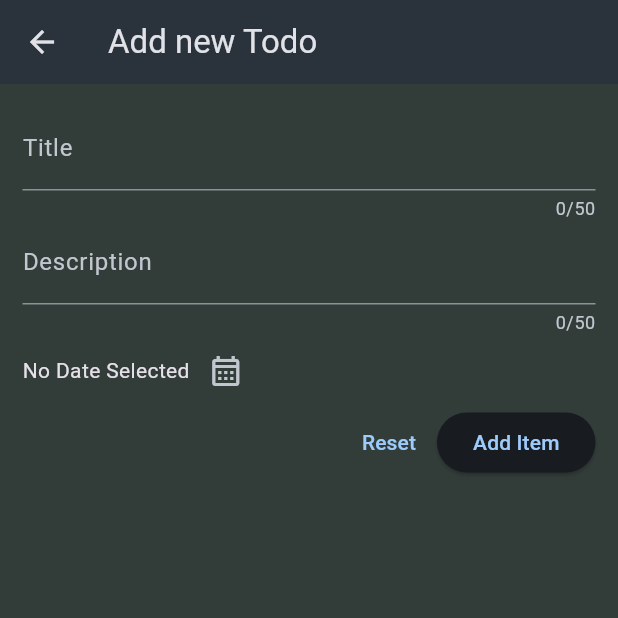
After one commit to AtharvaParadkar/Todo-App, a Flutter app: the screen it shows after launch, after a tap on the "add" icon, on a phone screen of 412 x 824 dp, the top half of it. The commit adds this screen. Run offline on Flutter 3.47's test engine with Material 3 defaults, Android fonts, the phone set to English and light mode, and no system bars.

Commit message:
Add New Todo

```diff
--- /dev/null
+++ b/lib/widgets/new_todo.dart
@@ -0,0 +1,92 @@
+import 'package:flutter/material.dart';
+import 'package:todo_app/modal/todomodal.dart';
+
+class NewTodo extends StatefulWidget {
+  const NewTodo({super.key});
+
+  @override
+  State<NewTodo> createState() => _NewTodoState();
+}
+
+class _NewTodoState extends State<NewTodo> {
+  @override
+  Widget build(BuildContext context) {
+    final formKey = GlobalKey<FormState>();
+
+    DateTime? selectedDate;
+
+    void presentDatePicker() async {
+      final now = DateTime.now(),
+          lastDate = DateTime(now.year + 5, now.month, now.day);
+
+      final pickedDate = await showDatePicker(
+        context: context,
+        firstDate: now,
+        lastDate: lastDate,
+        initialDate: now,
+      );
+
+      setState(() {
+        selectedDate = pickedDate;
+      });
+    }
+
+    return Scaffold(
+      appBar: AppBar(
+        title: const Text('Add new Todo'),
+      ),
+      body: Padding(
+        padding: const EdgeInsets.all(15),
+        child: Form(
+          key: formKey,
+          child: Column(
+            children: [
+              TextFormField(
+                maxLength: 50,
+                decoration: const InputDecoration(
+                  label: Text('Title'),
+                ),
+                onSaved: (value) {},
+              ),
+              TextFormField(
+                maxLength: 50,
+                decoration: const InputDecoration(
+                  label: Text('Description'),
+                ),
+                onSaved: (value) {},
+              ),
+              Row(
+                children: [
+                  Text(
+                    selectedDate == null
+                        ? 'No Date Selected'
+                        : formatter.format(selectedDate!),
+                  ),
+                  IconButton(
+                    onPressed: presentDatePicker,
+                    icon: const Icon(Icons.calendar_month_outlined),
+                  ),
+                ],
+              ),
+              Row(
+                mainAxisAlignment: MainAxisAlignment.end,
+                children: [
+                  TextButton(
+                    onPressed: () {
+                      formKey.currentState!.reset();
+                    },
+                    child: const Text('Reset'),
+                  ),
+                  ElevatedButton(
+                    onPressed: (){},
+                    child: const Text('Add Item'),
+                  ),
+                ],
+              ),
+            ],
+          ),
+        ),
+      ),
+    );
+  }
+}
--- a/lib/widgets/todolist.dart
+++ b/lib/widgets/todolist.dart
@@ -1,5 +1,6 @@
 import 'package:flutter/material.dart';
 import 'package:todo_app/modal/todomodal.dart';
+import 'package:todo_app/widgets/new_todo.dart';
 
 class TodoList extends StatefulWidget {
   const TodoList({super.key});
@@ -63,6 +64,17 @@ class _TodoListState extends State<TodoList> {
           ),
         ),
       ),
+      floatingActionButton: FloatingActionButton(
+        backgroundColor: const Color.fromARGB(255, 35, 40, 45),
+        elevation: 1,
+        onPressed: () => Navigator.push(
+          context,
+          MaterialPageRoute(
+            builder: (ctx) => const NewTodo(),
+          ),
+        ),
+        child: const Icon(Icons.add),
+      ),
     );
   }
 }
```
